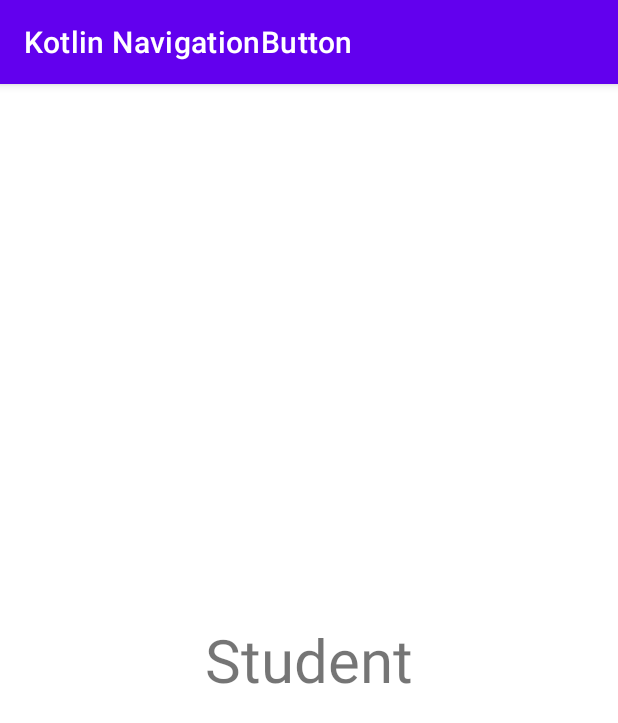
After one commit to majid2851/Kotlin_NavigationButton, an Android app: the fragment StudentFragment shown on its own in the app's theme, on a phone screen of 412 x 824 dp. The commit adds this screen. Shown: the top 723 px of the screen. Run offline under Robolectric (Android 15) with nearby library versions, the phone set to English and light mode, and no system bars.

Commit message:
navigation-button

```diff
--- a/app/build.gradle
+++ b/app/build.gradle
@@ -5,7 +5,9 @@ plugins {
 
 android {
     compileSdk 32
-
+    dataBinding{
+        enabled=true
+    }
     defaultConfig {
         applicationId "com.example.kotlinnavigationbutton"
         minSdk 21
@@ -37,6 +39,7 @@ dependencies {
     implementation 'androidx.appcompat:appcompat:1.4.1'
     implementation 'com.google.android.material:material:1.5.0'
     implementation 'androidx.constraintlayout:constraintlayout:2.1.3'
+    implementation 'androidx.legacy:legacy-support-v4:1.0.0'
     testImplementation 'junit:junit:4.13.2'
     androidTestImplementation 'androidx.test.ext:junit:1.1.3'
     androidTestImplementation 'androidx.test.espresso:espresso-core:3.4.0'
--- /dev/null
+++ b/app/src/main/java/com/example/kotlinnavigationbutton/StudentFragment.kt
@@ -0,0 +1,59 @@
+package com.example.kotlinnavigationbutton
+
+import android.os.Bundle
+import androidx.fragment.app.Fragment
+import android.view.LayoutInflater
+import android.view.View
+import android.view.ViewGroup
+
+// TODO: Rename parameter arguments, choose names that match
+// the fragment initialization parameters, e.g. ARG_ITEM_NUMBER
+private const val ARG_PARAM1 = "param1"
+private const val ARG_PARAM2 = "param2"
+
+/**
+ * A simple [Fragment] subclass.
+ * Use the [StudentFragment.newInstance] factory method to
+ * create an instance of this fragment.
+ */
+class StudentFragment : Fragment() {
+    // TODO: Rename and change types of parameters
+    private var param1: String? = null
+    private var param2: String? = null
+
+    override fun onCreate(savedInstanceState: Bundle?) {
+        super.onCreate(savedInstanceState)
+        arguments?.let {
+            param1 = it.getString(ARG_PARAM1)
+            param2 = it.getString(ARG_PARAM2)
+        }
+    }
+
+    override fun onCreateView(
+        inflater: LayoutInflater, container: ViewGroup?,
+        savedInstanceState: Bundle?
+    ): View? {
+        // Inflate the layout for this fragment
+        return inflater.inflate(R.layout.fragment_student, container, false)
+    }
+
+    companion object {
+        /**
+         * Use this factory method to create a new instance of
+         * this fragment using the provided parameters.
+         *
+         * @param param1 Parameter 1.
+         * @param param2 Parameter 2.
+         * @return A new instance of fragment StudentFragment.
+         */
+        // TODO: Rename and change types and number of parameters
+        @JvmStatic
+        fun newInstance(param1: String, param2: String) =
+            StudentFragment().apply {
+                arguments = Bundle().apply {
+                    putString(ARG_PARAM1, param1)
+                    putString(ARG_PARAM2, param2)
+                }
+            }
+    }
+}
--- /dev/null
+++ b/app/src/main/res/color/nav.xml
@@ -0,0 +1,6 @@
+<?xml version="1.0" encoding="utf-8"?>
+<selector xmlns:android="http://schemas.android.com/apk/res/android">
+
+    <item android:state_selected="true" android:color="@color/white"/>
+    <item android:state_selected="false" android:color="#BCA1A1"/>
+</selector>
--- /dev/null
+++ b/app/src/main/res/layout/fragment_student.xml
@@ -0,0 +1,17 @@
+<?xml version="1.0" encoding="utf-8"?>
+<RelativeLayout
+    xmlns:android="http://schemas.android.com/apk/res/android"
+    xmlns:tools="http://schemas.android.com/tools"
+    android:layout_width="match_parent"
+    android:layout_height="match_parent"
+    tools:context=".StudentFragment">
+
+    <!-- TODO: Update blank fragment layout -->
+    <TextView
+        android:layout_width="wrap_content"
+        android:layout_height="wrap_content"
+        android:layout_centerInParent="true"
+        android:textSize="40sp"
+        android:text="@string/hello_student_fragment" />
+
+</RelativeLayout>
--- a/app/src/main/res/values/colors.xml
+++ b/app/src/main/res/values/colors.xml
@@ -7,4 +7,6 @@
     <color name="teal_700">#FF018786</color>
     <color name="black">#FF000000</color>
     <color name="white">#FFFFFFFF</color>
+
+
 </resources>
--- a/app/src/main/res/values/strings.xml
+++ b/app/src/main/res/values/strings.xml
@@ -1,3 +1,7 @@
 <resources>
     <string name="app_name">Kotlin NavigationButton</string>
+    <!-- TODO: Remove or change this placeholder text -->
+    <string name="hello_Profile_fragment">blank</string>
+    <string name="hello_home_fragment">Home</string>
+    <string name="hello_student_fragment">Student</string>
 </resources>
--- a/settings.gradle
+++ b/settings.gradle
@@ -3,6 +3,7 @@ pluginManagement {
         gradlePluginPortal()
         google()
         mavenCentral()
+        maven { url 'https://jitpack.io' }
     }
 }
 dependencyResolutionManagement {
@@ -10,6 +11,7 @@ dependencyResolutionManagement {
     repositories {
         google()
         mavenCentral()
+        maven { url 'https://jitpack.io' }
     }
 }
 rootProject.name = "Kotlin NavigationButton"
```
Also changed, not shown: app/src/main/java/com/example/kotlinnavigationbutton/HomeFragment.kt (added, +59 -0 lines), app/src/main/java/com/example/kotlinnavigationbutton/MainActivity.kt (+48 -3 lines), app/src/main/java/com/example/kotlinnavigationbutton/ProfileFragment.kt (added, +59 -0 lines), app/src/main/res/drawable/ic_baseline_home_24.xml (added, +10 -0 lines), app/src/main/res/drawable/ic_baseline_person_24.xml (added, +10 -0 lines), app/src/main/res/drawable/ic_baseline_school_24.xml (added, +10 -0 lines), app/src/main/res/layout/activity_main.xml (+32 -15 lines), app/src/main/res/layout/fragment_home.xml (added, +17 -0 lines), app/src/main/res/layout/fragment_profile.xml (added, +17 -0 lines), app/src/main/res/menu/nav_main_bottom.xml (added, +27 -0 lines), app/src/main/res/values/themes.xml (+10 -0 lines).
